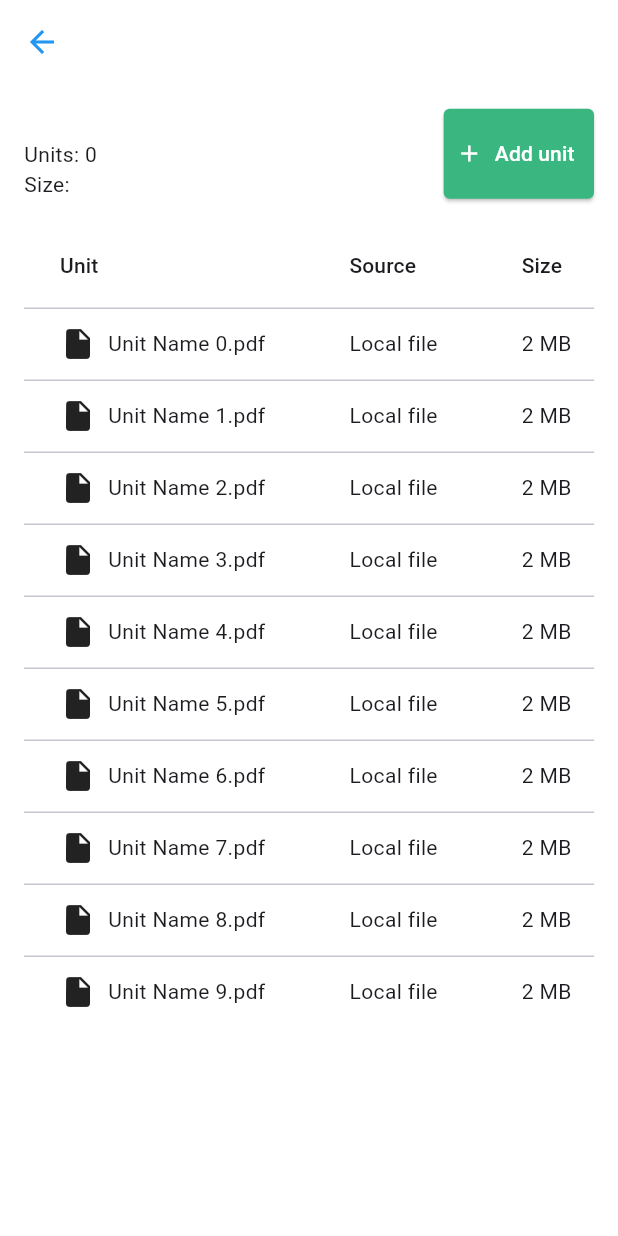
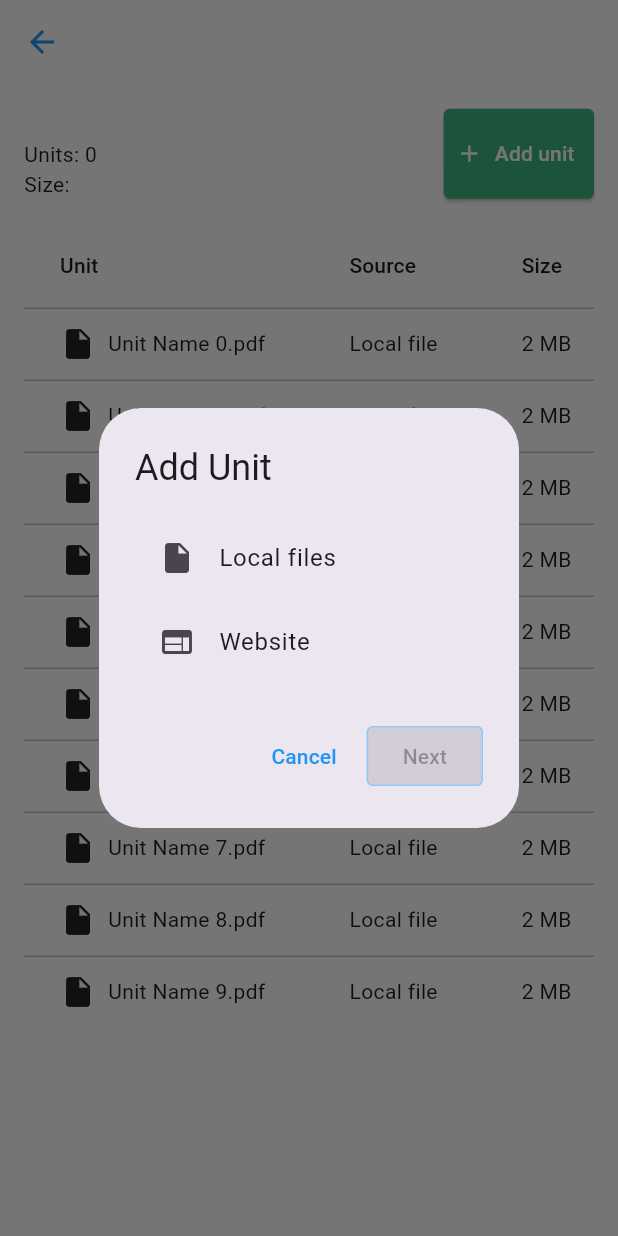
Before and after one commit to phamvu1001/ADVMobile, a Flutter app: the KnowledgeDetails screen opened directly with empty values, after a tap on "Add unit", on a phone screen of 412 x 824 dp. Run offline on Flutter 3.47's test engine with Material 3 defaults, Android fonts, the phone set to English and light mode, and no system bars; our stand-ins replace dropdown_button2, hugeicons.

Commit message:
Added ui for adding units, need to support ui for more unit source options

```diff
--- a/lib/src/pages/personal_page/knowledgeDetails_page/knowledgeDetails.dart
+++ b/lib/src/pages/personal_page/knowledgeDetails_page/knowledgeDetails.dart
@@ -1,6 +1,6 @@
 import 'package:flutter/material.dart';
 
-class KnowledgeDetails extends StatelessWidget {
+class KnowledgeDetails extends StatefulWidget {
   final String knowledgeName;
   final int units;
   final String size;
@@ -13,10 +13,119 @@ class KnowledgeDetails extends StatelessWidget {
   }) : super(key: key);
 
   @override
+  _KnowledgeDetailsState createState() => _KnowledgeDetailsState();
+}
+
+class _KnowledgeDetailsState extends State<KnowledgeDetails> {
+  String? _selectedSource;
+  bool _showFields = false;
+
+  void _showAddUnitDialog() {
+    showDialog(
+      context: context,
+      builder: (BuildContext context) {
+        return StatefulBuilder(
+          builder: (context, setState) {
+            return AlertDialog(
+              title: const Text('Add Unit'),
+              content: Column(
+                mainAxisSize: MainAxisSize.min,
+                children: [
+                  if (!_showFields)
+                    Column(
+                      children: [
+                        ListTile(
+                          leading: const Icon(Icons.insert_drive_file),
+                          title: const Text('Local files'),
+                          onTap: () {
+                            setState(() {
+                              _selectedSource = 'Local files';
+                            });
+                          },
+                          selected: _selectedSource == 'Local files',
+                        ),
+                        ListTile(
+                          leading: const Icon(Icons.web),
+                          title: const Text('Website'),
+                          onTap: () {
+                            setState(() {
+                              _selectedSource = 'Website';
+                            });
+                          },
+                          selected: _selectedSource == 'Website',
+                        ),
+                        // Add more ListTile widgets for other sources
+                      ],
+                    ),
+                  if (_showFields && _selectedSource == 'Local files')
+                    Column(
+                      children: [
+                        TextField(
+                          decoration: const InputDecoration(
+                            labelText: 'File Path',
+                          ),
+                        ),
+                        // Add more fields for local files if needed
+                      ],
+                    ),
+                  if (_showFields && _selectedSource == 'Website')
+                    Column(
+                      children: [
+                        TextField(
+                          decoration: const InputDecoration(
+                            labelText: 'URL',
+                          ),
+                        ),
+                        // Add more fields for website if needed
+                      ],
+                    ),
+                ],
+              ),
+              actions: [
+                TextButton(
+                  onPressed: () {
+                    Navigator.of(context).pop();
+                    setState(() {
+                      _showFields = false;
+                    });
+                  },
+                  child: const Text('Cancel'),
+                ),
+                if (!_showFields)
+                  ElevatedButton(
+                    onPressed: _selectedSource != null
+                        ? () {
+                            setState(() {
+                              _showFields = true;
+                            });
+                          }
+                        : null,
+                    child: const Text('Next'),
+                  ),
+                if (_showFields)
+                  ElevatedButton(
+                    onPressed: () {
+                      // Handle add unit action
+                      Navigator.of(context).pop();
+                      setState(() {
+                        _showFields = false;
+                      });
+                    },
+                    child: const Text('Add'),
+                  ),
+              ],
+            );
+          },
+        );
+      },
+    );
+  }
+
+  @override
   Widget build(BuildContext context) {
     return Scaffold(
       appBar: AppBar(
-        title: Text(knowledgeName),
+        title: Text(widget.knowledgeName),
       ),
       body: Padding(
         padding: const EdgeInsets.all(16.0),
@@ -30,16 +139,17 @@ class KnowledgeDetails extends StatelessWidget {
                   crossAxisAlignment: CrossAxisAlignment.start,
                   children: [
                     Text(
-                      knowledgeName,
+                      widget.knowledgeName,
                       style: Theme.of(context).textTheme.labelLarge,
                     ),
-                    Text('Units: $units'),
-                    Text('Size: $size'),
+                    Text('Units: ${widget.units}'),
+                    Text('Size: ${widget.size}'),
                   ],
                 ),
                 ElevatedButton.icon(
                   onPressed: () {
                     // Handle add unit action
+                    _showAddUnitDialog();
                   },
                   icon: const Icon(Icons.add, color: Colors.white),
                   label: const Text(
```
